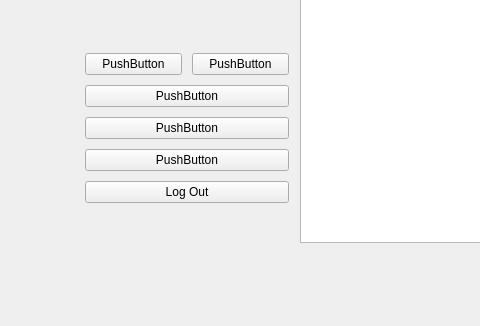
TIS2023-FMFI/pracovne-instrukcie, file src/app/ui/main_window.ui: the form before one commit; both pictures show x 0 to 480 and y 278 to 604 of the 1027 by 604 pixel window.
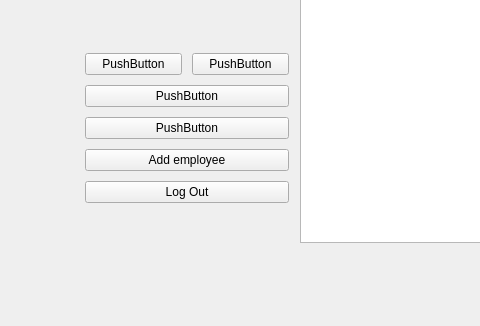
The form after the commit. Icons and pictures are not drawn.

Commit message: add window to add an employee, add function to add an employee into file

Patch:
```diff
--- a/src/app/ui/main_window.ui
+++ b/src/app/ui/main_window.ui
@@ -129,7 +129,7 @@
                         <item>
                             <widget class="QPushButton" name="pushButton_4">
                                 <property name="text">
-                                    <string>PushButton</string>
+                                    <string>Add employee</string>
                                 </property>
                             </widget>
                         </item>
```
Left out of the diff: 2 changed lines with no effect on the pictures. The commit also changes 4 other files.
